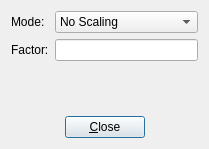
This is SeismicUI/tracescalingdialog.ui in fsoos74/su as Qt 5 draws it before an edit. The edited form follows.
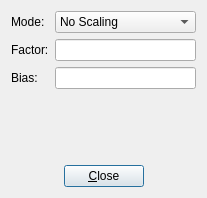
This is the edited form. Icons and pictures are not drawn.

The edit to the form file:
```diff
--- a/SeismicUI/tracescalingdialog.ui
+++ b/SeismicUI/tracescalingdialog.ui
@@ -6,8 +6,8 @@
    <rect>
     <x>0</x>
     <y>0</y>
-    <width>209</width>
-    <height>149</height>
+    <width>207</width>
+    <height>198</height>
    </rect>
   </property>
   <property name="windowTitle">
@@ -20,6 +20,13 @@
   <layout class="QVBoxLayout" name="verticalLayout">
    <item>
     <layout class="QGridLayout" name="gridLayout">
+     <item row="2" column="0">
+      <widget class="QLabel" name="label">
+       <property name="text">
+        <string>Bias:</string>
+       </property>
+      </widget>
+     </item>
      <item row="0" column="0">
       <widget class="QLabel" name="label_2">
        <property name="text">
@@ -61,6 +68,9 @@
      <item row="1" column="1">
       <widget class="QLineEdit" name="leScalingFactor"/>
      </item>
+     <item row="2" column="1">
+      <widget class="QLineEdit" name="leBias"/>
+     </item>
     </layout>
    </item>
    <item>
```
